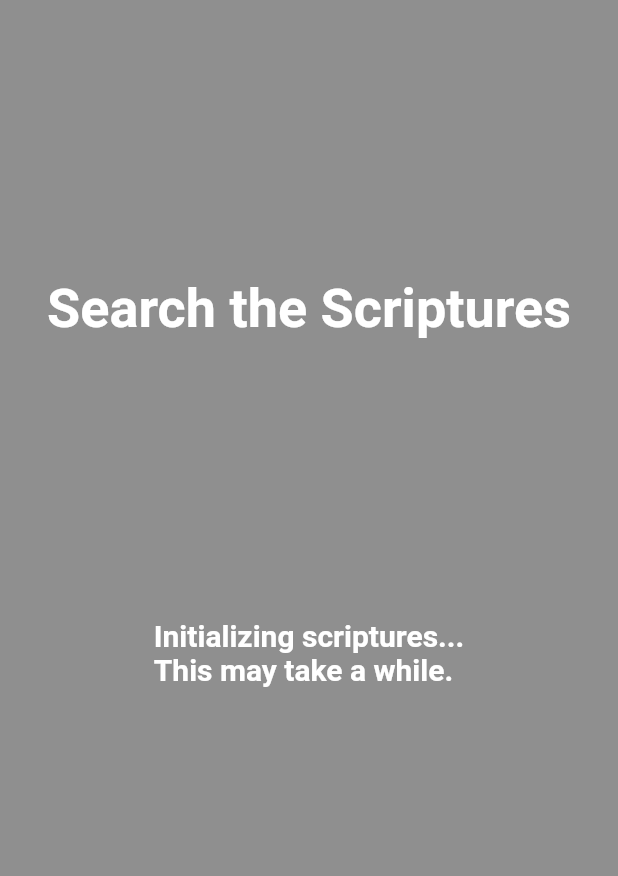
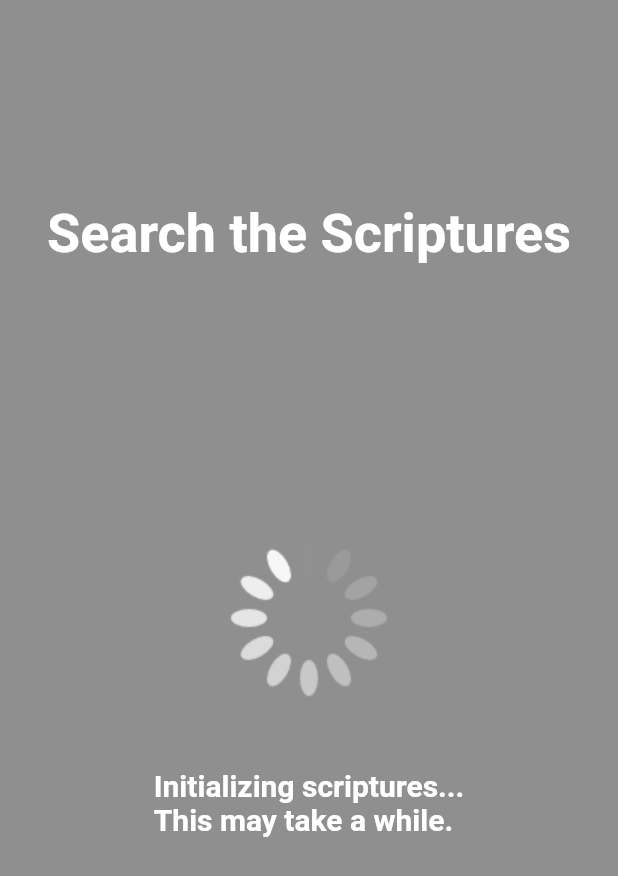
Before and after one commit to kollinmurphy/scripture_search_flutter, a Flutter app: the first screen one second after launch, on a phone screen of 412 x 824 dp. Shown: the top 876 px of the screen. Run offline on Flutter 3.47's test engine with Material 2 defaults, Android fonts, the phone set to English and light mode, and no system bars; our stand-ins replace after_layout.

Commit message:
correctly pull seeds from github

```diff
--- a/lib/SplashView.dart
+++ b/lib/SplashView.dart
@@ -34,6 +34,7 @@ class _SplashViewState extends State<SplashView>
                             color: Colors.white,
                             fontWeight: FontWeight.bold,
                             fontSize: 36.0)))),
+            Image.asset("assets/spinner.gif"),
             Expanded(
                 child: Text(presenter.message,
                     style: TextStyle(
--- a/lib/data/CanonFactory.dart
+++ b/lib/data/CanonFactory.dart
@@ -4,11 +4,19 @@ import 'package:scripture_search/data/Work.dart';
 import 'Canon.dart';
 
 class CanonFactory {
-  static String BOOK_OF_MORMON = "book-of-mormon";
-  static String OLD_TESTAMENT = "old-testament";
-  static String NEW_TESTAMENT = "new-testament";
-  static String DOCTRINE_AND_COVENANTS = "doctrine-and-covenants";
-  static List<String> BOOKS = [BOOK_OF_MORMON];
+  static const String BOOK_OF_MORMON = "book-of-mormon";
+  static const String OLD_TESTAMENT = "old-testament";
+  static const String NEW_TESTAMENT = "new-testament";
+  static const String DOCTRINE_AND_COVENANTS = "doctrine-and-covenants";
+  static const String PEARL_OF_GREAT_PRICE = "pearl-of-great-price";
+
+  static const List<String> BOOKS = [
+    BOOK_OF_MORMON,
+    OLD_TESTAMENT,
+    NEW_TESTAMENT,
+    DOCTRINE_AND_COVENANTS,
+    PEARL_OF_GREAT_PRICE
+  ];
 
   static CanonFactory? _factory;
 
@@ -23,12 +31,9 @@ class CanonFactory {
     Canon canon = Canon.getInstance();
     DataInterface data = DataInterface.getInstance();
     await data.init(BOOKS);
-    canon.addWork(Work(data.get(BOOK_OF_MORMON)));
-    // await canon.addWork(Work(NewTestament.content));
-    // await canon.addWork(Work(OldTestament.content));
-    // await canon.addWork(Work(PearlOfGreatPrice.content));
-    // await canon.addWork(Work(DoctrineAndCovenants.content));
-
+    for (String book in BOOKS) {
+      canon.addWork(Work(data.get(book)));
+    }
     return canon;
   }
 }
--- a/lib/data/DataInterface.dart
+++ b/lib/data/DataInterface.dart
@@ -22,6 +22,7 @@ class DataInterface {
       String contents;
       if (!(await file.exists())) {
         contents = await WebInterface.instance.getBook(element);
+        file.writeAsString(contents);
       } else {
         contents = await file.readAsString();
       }
--- a/lib/main.dart
+++ b/lib/main.dart
@@ -2,7 +2,7 @@ import 'package:flutter/material.dart';
 import 'SplashView.dart';
 
 void main() async {
-  await WidgetsFlutterBinding.ensureInitialized();
+  WidgetsFlutterBinding.ensureInitialized();
 
   runApp(MaterialApp(
       debugShowCheckedModeBanner: false,
```
